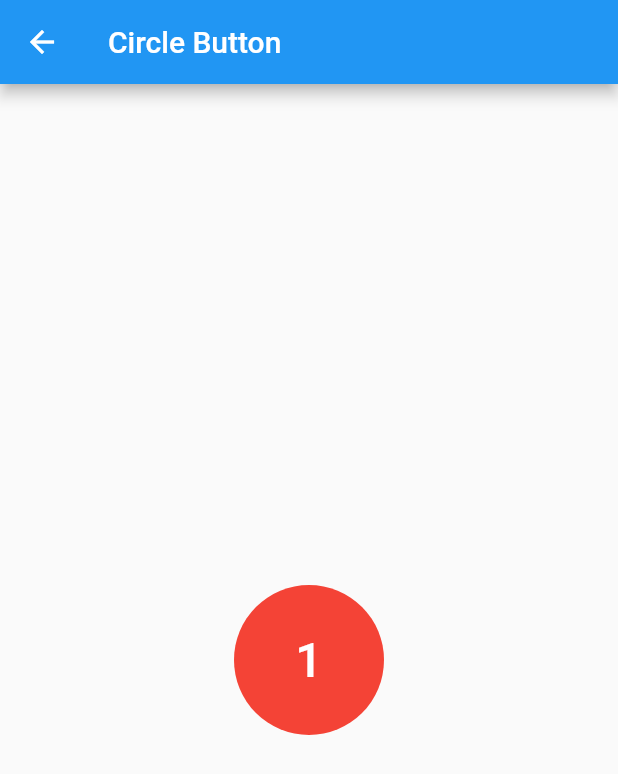
After one commit to tommy10344/flutter_playground, a Flutter app: the screen it shows after launch, after a tap on "circle_button", on a phone screen of 412 x 824 dp. The commit adds this screen. Shown: the top 774 px of the screen. Run offline on Flutter 3.47's test engine with Material 2 defaults, Android fonts, the phone set to English and light mode, and no system bars.

Commit message:
Add Circle Button

```diff
--- /dev/null
+++ b/lib/circle_button.dart
@@ -0,0 +1,30 @@
+import 'package:flutter/material.dart';
+
+class CircleButtonScreen extends StatelessWidget {
+  @override
+  Widget build(BuildContext context) {
+    return Scaffold(
+      appBar: AppBar(
+        title: Text('Circle Button'),
+      ),
+      body: Center(
+        child: Container(
+          width: 100,
+          height: 100,
+          child: FlatButton(
+            onPressed: () {},
+            child: Center(
+                child: Text(
+                  "1",
+                  style: TextStyle(color: Colors.white, fontSize: 32),
+                )
+            ),
+            shape: new CircleBorder(),
+            color: Colors.red,
+            padding: const EdgeInsets.all(16.0),
+          ),
+        ),
+      ),
+    );
+  }
+}
--- a/lib/main.dart
+++ b/lib/main.dart
@@ -1,6 +1,7 @@
 import 'package:flutter/material.dart';
 import './navigation.dart';
 import './hero.dart';
+import './circle_button.dart';
 
 void main() => runApp(MyApp());
 
@@ -54,6 +55,15 @@ class HomePage extends StatelessWidget {
               );
             },
           ),
+          ListTile(
+            title: Text('circle_button'),
+            onTap: () {
+              Navigator.push(
+                  context,
+                  MaterialPageRoute(builder: (context) => CircleButtonScreen())
+              );
+            },
+          ),
         ],
       ),
     );
```
